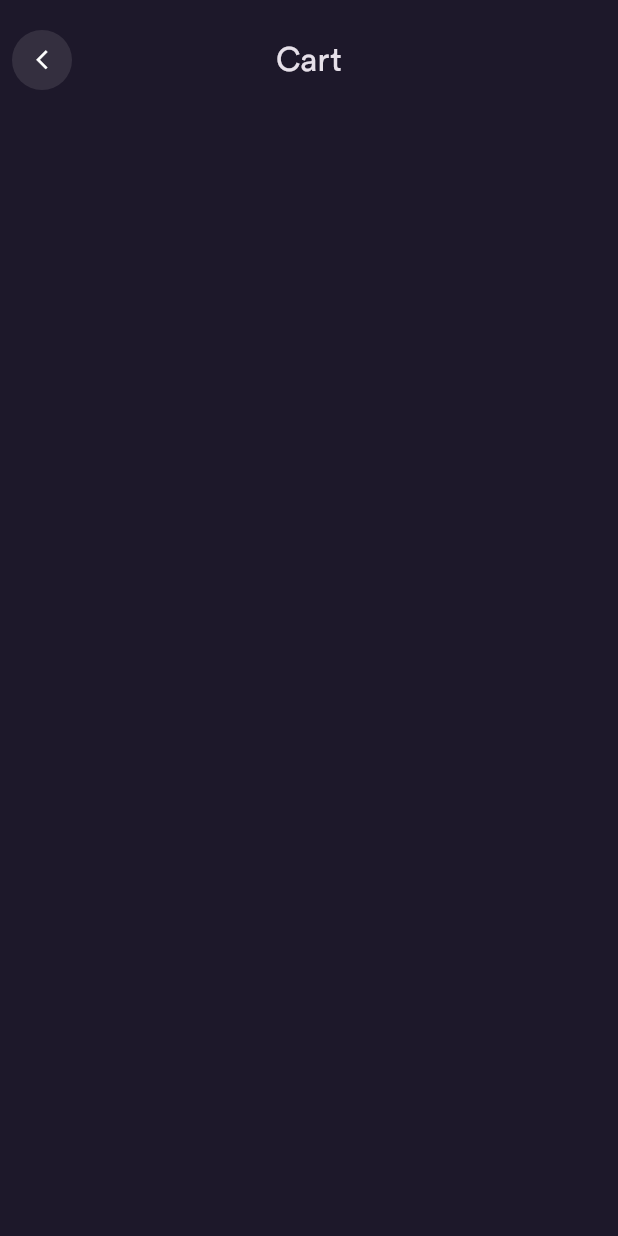
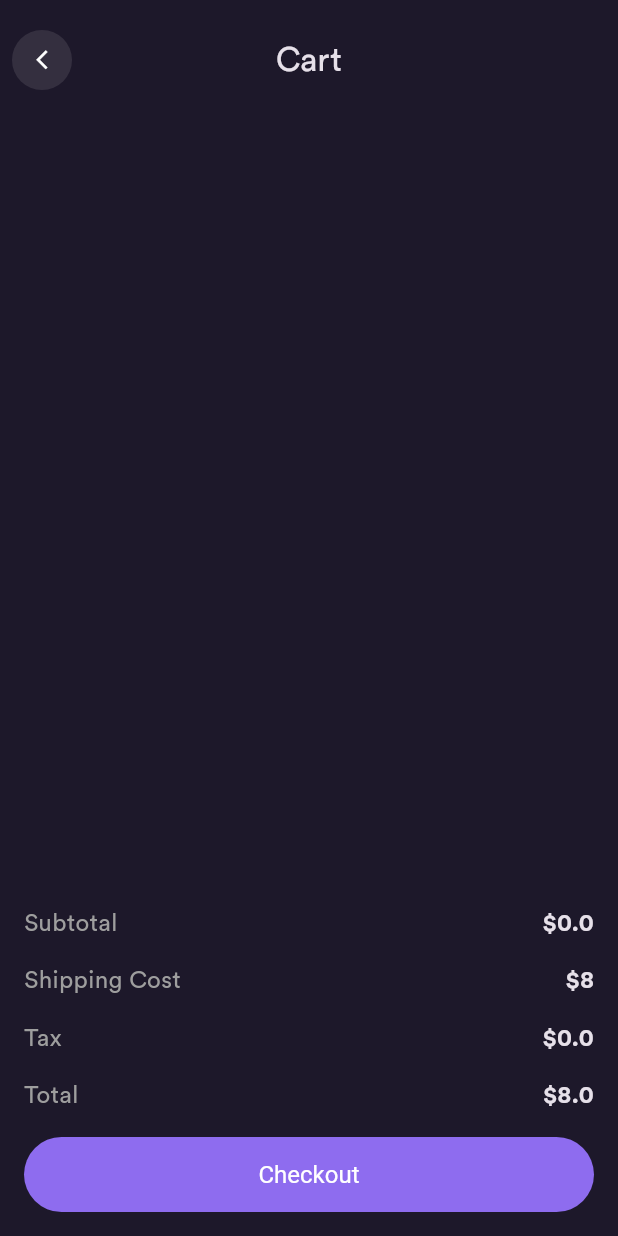
Before and after one commit to DHLau/ecommerce, a Flutter app: the CartPage screen opened directly, on a phone screen of 412 x 824 dp. Run offline on Flutter 3.47's test engine with Material 3 defaults, Android fonts, the phone set to English and light mode, and no system bars; our stand-ins replace bloc, cloud_firestore, dartz, firebase_auth, firebase_core, flutter_bloc and 2 more; accounts and stored records are empty.

Commit message:
cart delete impl

```diff
--- /dev/null
+++ b/lib/common/helper/cart/cart.dart
@@ -0,0 +1,11 @@
+import 'package:ecommerce/domain/order/entity/product_ordered_entity.dart';
+
+class CartHelper {
+  static double calculateCartSubtotal(List<ProductOrderedEntity> products) {
+    double subtotalPrice = 0;
+    for (var item in products) {
+      subtotalPrice = subtotalPrice + item.totalPrice;
+    }
+    return subtotalPrice;
+  }
+}
--- a/lib/data/order/model/product_ordered.dart
+++ b/lib/data/order/model/product_ordered.dart
@@ -1,4 +1,6 @@
 // ignore_for_file: public_member_api_docs, sort_constructors_first
+
+import 'dart:convert';
 
 import 'package:ecommerce/domain/order/entity/product_ordered_entity.dart';
 
@@ -12,6 +14,7 @@ class ProductOrderedModel {
   final double totalPrice;
   final String productImage;
   final String createDate;
+  final String id;
 
   ProductOrderedModel({
     required this.productId,
@@ -23,6 +26,7 @@ class ProductOrderedModel {
     required this.totalPrice,
     required this.productImage,
     required this.createDate,
+    required this.id,
   });
 
   factory ProductOrderedModel.fromMap(Map<String, dynamic> map) {
@@ -36,6 +40,7 @@ class ProductOrderedModel {
       totalPrice: map['totalPrice'] as double,
       productImage: map['productImage'] as String,
       createDate: map['createDate'] as String,
+      id: map['id'] as String,
     );
   }
 }
@@ -43,6 +48,7 @@ class ProductOrderedModel {
 extension ProductOrderedXModel on ProductOrderedModel {
   ProductOrderedEntity toEntity() {
     return ProductOrderedEntity(
+      id: id,
       productId: productId,
       productTitle: productTitle,
       productQuantity: productQuantity,
--- a/lib/domain/order/entity/product_ordered_entity.dart
+++ b/lib/domain/order/entity/product_ordered_entity.dart
@@ -10,8 +10,10 @@ class ProductOrderedEntity {
   final double totalPrice;
   final String productImage;
   final String createDate;
+  final String id;
 
   ProductOrderedEntity({
+    required this.id,
     required this.productId,
     required this.productTitle,
     required this.productQuantity,
@@ -25,6 +27,7 @@ class ProductOrderedEntity {
 
   factory ProductOrderedEntity.fromMap(Map<String, dynamic> map) {
     return ProductOrderedEntity(
+      id: map['id'] as String,
       productId: map['productId'] as String,
       productTitle: map['productTitle'] as String,
       productQuantity: map['productQuantity'] as int,
--- a/lib/domain/order/repository/order.dart
+++ b/lib/domain/order/repository/order.dart
@@ -4,4 +4,5 @@ import 'package:ecommerce/data/order/model/add_to_cart_req.dart';
 abstract class OrderRepository {
   Future<Either> addToCart(AddToCartReq addToCartReq);
   Future<Either> getCartProduct();
+  Future<Either> removeCartProduct(String id);
 }
--- /dev/null
+++ b/lib/domain/order/usecase/remove_cart_product.dart
@@ -0,0 +1,11 @@
+import 'package:dartz/dartz.dart';
+import 'package:ecommerce/core/usecase/usecase.dart';
+import 'package:ecommerce/domain/order/repository/order.dart';
+import 'package:ecommerce/service_locator.dart';
+
+class RemoveCartProductUseCase implements UseCase<Either, String> {
+  @override
+  Future<Either> call({String? params}) async {
+    return await sl<OrderRepository>().removeCartProduct(params!);
+  }
+}
--- /dev/null
+++ b/lib/presentation/cart/Widgets/check_out.dart
@@ -0,0 +1,82 @@
+import 'package:ecommerce/common/helper/cart/cart.dart';
+import 'package:ecommerce/common/widgets/button/basic_app_button.dart';
+import 'package:ecommerce/core/configs/theme/app_colors.dart';
+import 'package:ecommerce/domain/order/entity/product_ordered_entity.dart';
+import 'package:flutter/material.dart';
+
+class Checkout extends StatelessWidget {
+  final List<ProductOrderedEntity> products;
+  const Checkout({required this.products, super.key});
+
+  @override
+  Widget build(BuildContext context) {
+    return Container(
+      padding: const EdgeInsets.all(16),
+      height: MediaQuery.of(context).size.height / 3.5,
+      color: AppColors.background,
+      child: Column(
+        mainAxisAlignment: MainAxisAlignment.spaceBetween,
+        children: [
+          Row(
+            mainAxisAlignment: MainAxisAlignment.spaceBetween,
+            children: [
+              const Text(
+                'Subtotal',
+                style: TextStyle(color: Colors.grey, fontSize: 16),
+              ),
+              Text(
+                '\$${CartHelper.calculateCartSubtotal(products).toString()}',
+                style:
+                    const TextStyle(fontWeight: FontWeight.bold, fontSize: 16),
+              )
+            ],
+          ),
+          const Row(
+            mainAxisAlignment: MainAxisAlignment.spaceBetween,
+            children: [
+              Text(
+                'Shipping Cost',
+                style: TextStyle(color: Colors.grey, fontSize: 16),
+              ),
+              Text(
+                '\$8',
+                style: TextStyle(fontWeight: FontWeight.bold, fontSize: 16),
+              )
+            ],
+          ),
+          const Row(
+            mainAxisAlignment: MainAxisAlignment.spaceBetween,
+            children: [
+              Text(
+                'Tax',
+                style: TextStyle(color: Colors.grey, fontSize: 16),
+              ),
+              Text(
+                '\$0.0',
+                style: TextStyle(fontWeight: FontWeight.bold, fontSize: 16),
+              )
+            ],
+          ),
+          Row(
+            mainAxisAlignment: MainAxisAlignment.spaceBetween,
+            children: [
+              const Text(
+                'Total',
+                style: TextStyle(color: Colors.grey, fontSize: 16),
+              ),
+              Text(
+                '\$${CartHelper.calculateCartSubtotal(products) + 8}',
+                style:
+                    const TextStyle(fontWeight: FontWeight.bold, fontSize: 16),
+              )
+            ],
+          ),
+          BasicAppButton(
+            onPressed: () {},
+            title: 'Checkout',
+          )
+        ],
+      ),
+    );
+  }
+}
--- a/lib/presentation/cart/pages/cart.dart
+++ b/lib/presentation/cart/pages/cart.dart
@@ -1,4 +1,7 @@
 import 'package:ecommerce/common/widgets/appbar/app_bar.dart';
+import 'package:ecommerce/domain/order/entity/product_ordered_entity.dart';
+import 'package:ecommerce/presentation/cart/Widgets/check_out.dart';
+import 'package:ecommerce/presentation/cart/Widgets/product_ordered_card.dart';
 import 'package:ecommerce/presentation/cart/bloc/cart_products_display_cubit.dart';
 import 'package:ecommerce/presentation/cart/bloc/cart_products_display_state.dart';
 import 'package:flutter/material.dart';
@@ -26,7 +29,13 @@ class CartPage extends StatelessWidget {
               );
             }
             if (state is CartProductLoaded) {
-              return _buildCartProductList();
+              return Stack(children: [
+                _buildCartProductList(context, state.products),
+                Align(
+                  alignment: Alignment.bottomCenter,
+                  child: _checkOut(state.products),
+                )
+              ]);
             }
             if (state is CartProductFailure) {
               return Center(
@@ -38,8 +47,26 @@ class CartPage extends StatelessWidget {
         ));
   }
 
-  Widget _buildCartProductList() {
-    return Container();
+  Widget _buildCartProductList(
+      BuildContext context, List<ProductOrderedEntity> products) {
+    return ListView.separated(
+        padding:
+            EdgeInsets.only(bottom: MediaQuery.of(context).size.height / 3.5),
+        itemBuilder: (context, index) {
+          return ProductOrderedCard(
+            productOrderedEntity: products[index],
+          );
+        },
+        separatorBuilder: (context, index) {
+          return SizedBox(
+            height: 10,
+          );
+        },
+        itemCount: products.length);
+  }
+
+  Widget _checkOut(List<ProductOrderedEntity> products) {
+    return Checkout(products: products);
   }
 
   Widget _buildCartEmpty() {
--- a/lib/service_locator.dart
+++ b/lib/service_locator.dart
@@ -17,6 +17,7 @@ import 'package:ecommerce/domain/category/usecases/get_categories.dart';
 import 'package:ecommerce/domain/order/repository/order.dart';
 import 'package:ecommerce/domain/order/usecase/add_to_cart_usecase.dart';
 import 'package:ecommerce/domain/order/usecase/get_cart_products_usecase.dart';
+import 'package:ecommerce/domain/order/usecase/remove_cart_product.dart';
 import 'package:ecommerce/domain/product/repository/product.dart';
 import 'package:ecommerce/domain/product/usecases/get_new_in.dart';
 import 'package:ecommerce/domain/product/usecases/get_products_by_categoryId.dart';
@@ -90,4 +91,5 @@ Future<void> initializeOrder() async {
 
   sl.registerSingleton<AddToCartUseCase>(AddToCartUseCase());
   sl.registerSingleton<GetCartProductsUseCase>(GetCartProductsUseCase());
+  sl.registerSingleton<RemoveCartProductUseCase>(RemoveCartProductUseCase());
 }
```
Also changed, not shown: lib/data/order/repository/order_repository_impl.dart (+10 -0 lines), lib/data/order/source/order_firebase_service.dart (+25 -1 lines), lib/presentation/cart/Widgets/product_ordered_card.dart (added, +141 -0 lines), lib/presentation/cart/bloc/cart_products_display_cubit.dart (+11 -0 lines).
